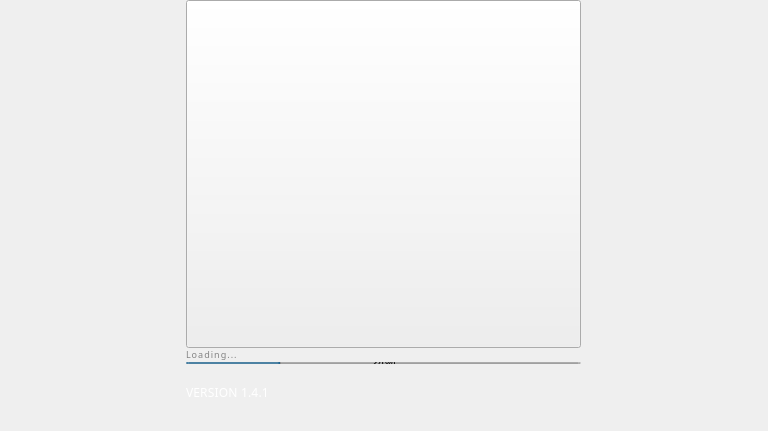
Qt form src/qt/pivx/forms/splash.ui (decenomy/DSW) before a commit.
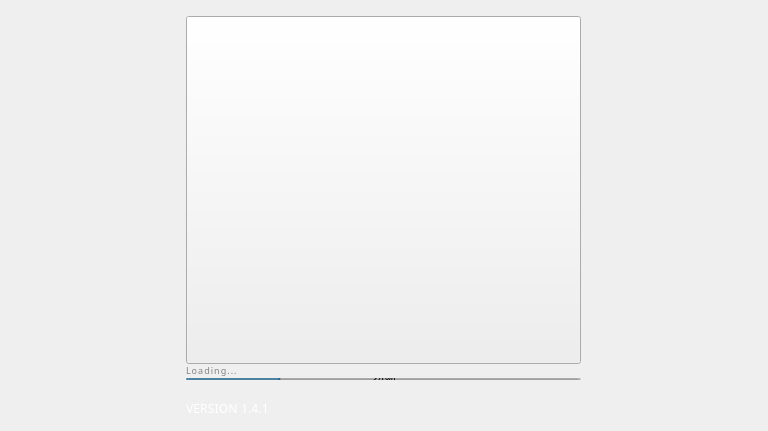
The same form after that commit.

Commit message: splash screen adjustments

Patch:
```diff
--- a/src/qt/pivx/forms/splash.ui
+++ b/src/qt/pivx/forms/splash.ui
@@ -35,13 +35,13 @@
 				<number>0</number>
 			</property>
 			<property name="topMargin">
-				<number>0</number>
+				<number>16</number>
 			</property>
 			<property name="rightMargin">
 				<number>0</number>
 			</property>
 			<property name="bottomMargin">
-				<number>0</number>
+				<number>16</number>
 			</property>
 			<item>
 				<widget class="QFrame"
```
The commit also changes 6 other files.
